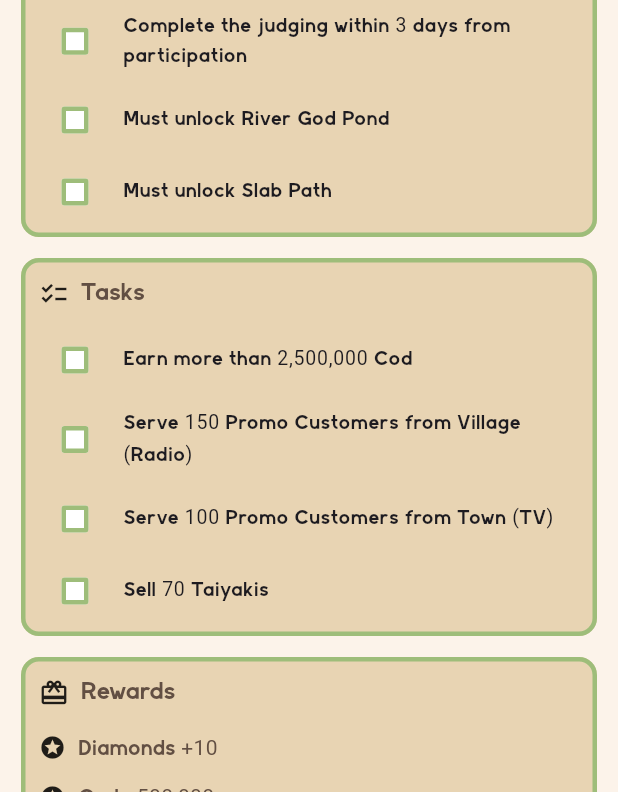
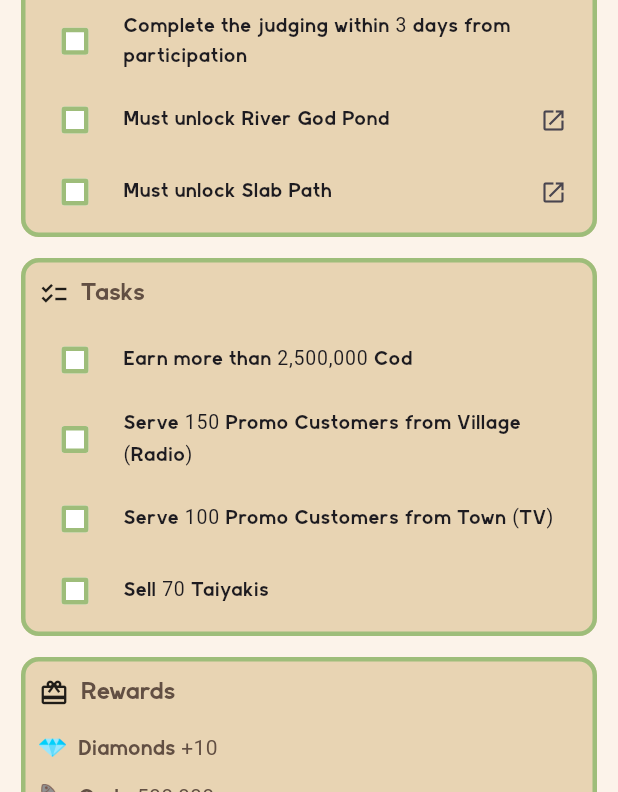
Before and after one commit to zawmbi/animal-restaurant-tracker-app, a Flutter app: the AromaticAcornStageDetailPage screen opened directly with sample values from the repository, on a phone screen of 412 x 824 dp. Shown: the part 444-1236 px from the top of the screen. Run offline on Flutter 3.47's test engine with Material 3 defaults, Android fonts, the phone set to English and light mode, and no system bars; our stand-ins replace auto_size_text, equatable, flutter_local_notifications, shared_preferences, timezone; accounts and stored records are empty; project files that could hold a hidden picture were left out.

Commit message:
added photos and links to pages

```diff
--- a/lib/features/aromatic_acorn/ui/aromatic_acorn_stage_detail_page.dart
+++ b/lib/features/aromatic_acorn/ui/aromatic_acorn_stage_detail_page.dart
@@ -1,6 +1,8 @@
 import 'package:flutter/material.dart';
 import '../data/aromatic_acorn_progress.dart';
 import '../model/aromatic_acorn_stage.dart';
+import '../../shared/utils/entity_linker.dart';
+import '../../shared/widgets/reward_icon.dart';
 
 class AromaticAcornStageDetailPage extends StatefulWidget {
   final AromaticAcornStage stage;
@@ -141,12 +143,13 @@ class _AromaticAcornStageDetailPageState extends State<AromaticAcornStageDetailP
                   padding: const EdgeInsets.symmetric(vertical: 6),
                   child: Row(
                     children: [
-                        const Icon(Icons.stars, size: 18),
+                      RewardIcon(rewardText: r, size: 18),
                       const SizedBox(width: 8),
                       Expanded(child: Text(r)),
                     ],
                   ),
                 ),
+
               ],
             ),
           ),
@@ -155,7 +158,6 @@ class _AromaticAcornStageDetailPageState extends State<AromaticAcornStageDetailP
     );
   }
 }
-
 class _ChecklistTile extends StatelessWidget {
   final String text;
   final bool value;
@@ -169,13 +171,27 @@ class _ChecklistTile extends StatelessWidget {
 
   @override
   Widget build(BuildContext context) {
-    return CheckboxListTile(
+    final linker = EntityLinker.instance;
+    final linkable = linker.looksLinkable(text);
+
+    return InkWell(
+      onTap: linkable ? () => linker.openFromLine(context, text) : null,
+      child: CheckboxListTile(
         value: value,
         onChanged: (v) => onChanged(v ?? false),
-      title: Text(text),
+        title: Row(
+          children: [
+            Expanded(child: Text(text)),
+            if (linkable) const Padding(
+              padding: EdgeInsets.only(left: 8),
+              child: Icon(Icons.open_in_new, size: 18),
+            ),
+          ],
+        ),
         controlAffinity: ListTileControlAffinity.leading,
         dense: true,
         contentPadding: const EdgeInsets.symmetric(horizontal: 8),
+      ),
     );
   }
 }
--- /dev/null
+++ b/lib/features/shared/utils/entity_linker.dart
@@ -0,0 +1,107 @@
+import 'package:flutter/material.dart';
+
+import '../../dishes/data/dishes_repository.dart';
+import '../../dishes/ui/dish_detail_page.dart' as dish_ui;
+
+import '../../facilities/data/facilities_repository.dart';
+import '../../facilities/ui/facility_detail_page.dart' as fac_ui;
+
+/// Tries to turn a line of text into a navigation action.
+/// If it can resolve a dish/facility, it navigates and returns true.
+/// Otherwise returns false.
+class EntityLinker {
+  EntityLinker._();
+  static final EntityLinker instance = EntityLinker._();
+
+  List<dynamic>? _dishCache; // List<Dish> (kept dynamic to avoid importing model)
+  List<dynamic>? _facilityCache;
+
+  Future<void> _ensureDishCache() async {
+    _dishCache ??= await DishesRepository.instance.all();
+  }
+
+  Future<void> _ensureFacilityCache() async {
+    _facilityCache ??= await FacilitiesRepository.instance.all();
+  }
+
+  String? _extractDishName(String line) {
+    final l = line.trim();
+    if (l.startsWith('Learn recipe:')) return l.replaceFirst('Learn recipe:', '').trim();
+    if (l.startsWith('Learn buffet:')) return l.replaceFirst('Learn buffet:', '').trim();
+    if (l.startsWith('Learn:')) return l.replaceFirst('Learn:', '').trim();
+    return null;
+  }
+
+  String? _extractFacilityName(String line) {
+    final l = line.trim();
+    if (l.startsWith('Must unlock ')) return l.replaceFirst('Must unlock ', '').trim();
+    if (l.startsWith('Must unlock:')) return l.replaceFirst('Must unlock:', '').trim();
+    if (l.startsWith('Unlock:')) return l.replaceFirst('Unlock:', '').trim();
+    return null;
+  }
+
+  Future<String?> _findDishIdByName(String name) async {
+    await _ensureDishCache();
+    final q = name.toLowerCase();
+
+    for (final d in _dishCache!) {
+      // assumes Dish has .id and .name
+      final dn = (d.name as String).toLowerCase();
+      if (dn == q) return d.id as String;
+    }
+    // fallback: contains
+    for (final d in _dishCache!) {
+      final dn = (d.name as String).toLowerCase();
+      if (dn.contains(q) || q.contains(dn)) return d.id as String;
+    }
+    return null;
+  }
+
+  Future<String?> _findFacilityIdByName(String name) async {
+    await _ensureFacilityCache();
+    final q = name.toLowerCase();
+
+    for (final f in _facilityCache!) {
+      // assumes Facility has .id and .name
+      final fn = (f.name as String).toLowerCase();
+      if (fn == q) return f.id as String;
+    }
+    // fallback: contains
+    for (final f in _facilityCache!) {
+      final fn = (f.name as String).toLowerCase();
+      if (fn.contains(q) || q.contains(fn)) return f.id as String;
+    }
+    return null;
+  }
+
+  Future<bool> openFromLine(BuildContext context, String line) async {
+    final dishName = _extractDishName(line);
+    if (dishName != null && dishName.isNotEmpty) {
+      final id = await _findDishIdByName(dishName);
+      if (id != null && context.mounted) {
+        Navigator.of(context).push(
+          MaterialPageRoute(builder: (_) => dish_ui.DishDetailPage(dishId: id)),
+        );
+        return true;
+      }
+    }
+
+    final facilityName = _extractFacilityName(line);
+    if (facilityName != null && facilityName.isNotEmpty) {
+      final id = await _findFacilityIdByName(facilityName);
+      if (id != null && context.mounted) {
+        Navigator.of(context).push(
+          MaterialPageRoute(builder: (_) => fac_ui.FacilityDetailPage(facilityId: id)),
+        );
+        return true;
+      }
+    }
+
+    return false;
+  }
+
+  /// Quick check for whether a line *looks* linkable (for showing a link icon).
+  bool looksLinkable(String line) {
+    return _extractDishName(line) != null || _extractFacilityName(line) != null;
+  }
+}
--- /dev/null
+++ b/lib/features/shared/widgets/reward_icon.dart
@@ -0,0 +1,50 @@
+import 'package:flutter/material.dart';
+
+class RewardIcon extends StatelessWidget {
+  final String rewardText;
+  final double size;
+
+  const RewardIcon({
+    super.key,
+    required this.rewardText,
+    this.size = 18,
+  });
+
+  //  CHANGE THESE PATHS to match your real png locations in /assets
+  static const String diamondPng = 'assets/images/diamond.png';
+  static const String codPng = 'assets/images/cod.png';
+  static const String platesPng = 'assets/images/plates.png';
+  static const String certificatePng = 'assets/images/certificate_one.png';
+  static const String mementoPng = 'assets/images/memento.png';
+
+  String? _assetFor(String t) {
+    final s = t.toLowerCase();
+
+    if (s.contains('diamond')) return diamondPng;
+    if (s.contains('cod')) return codPng;
+    if (s.contains('plate')) return platesPng;
+    if (s.contains('certificate')) return certificatePng;
+    if (s.contains('memento') || s.contains('spatula') || s.contains('dish') || s.contains('barrette') || s.contains('recipes')) {
+      // treat “item rewards” as memento-style icon unless you want separate icons
+      return mementoPng;
+    }
+    return null;
+  }
+
+  @override
+  Widget build(BuildContext context) {
+    final asset = _assetFor(rewardText);
+
+    if (asset == null) {
+      // no icon match → keep spacing consistent
+      return SizedBox(width: size, height: size);
+    }
+
+    return Image.asset(
+      asset,
+      width: size,
+      height: size,
+      fit: BoxFit.contain,
+    );
+  }
+}
```
Also changed, not shown: assets/images/certificate_one.png (added). Lines whose indentation alone changed are shown as unchanged.
